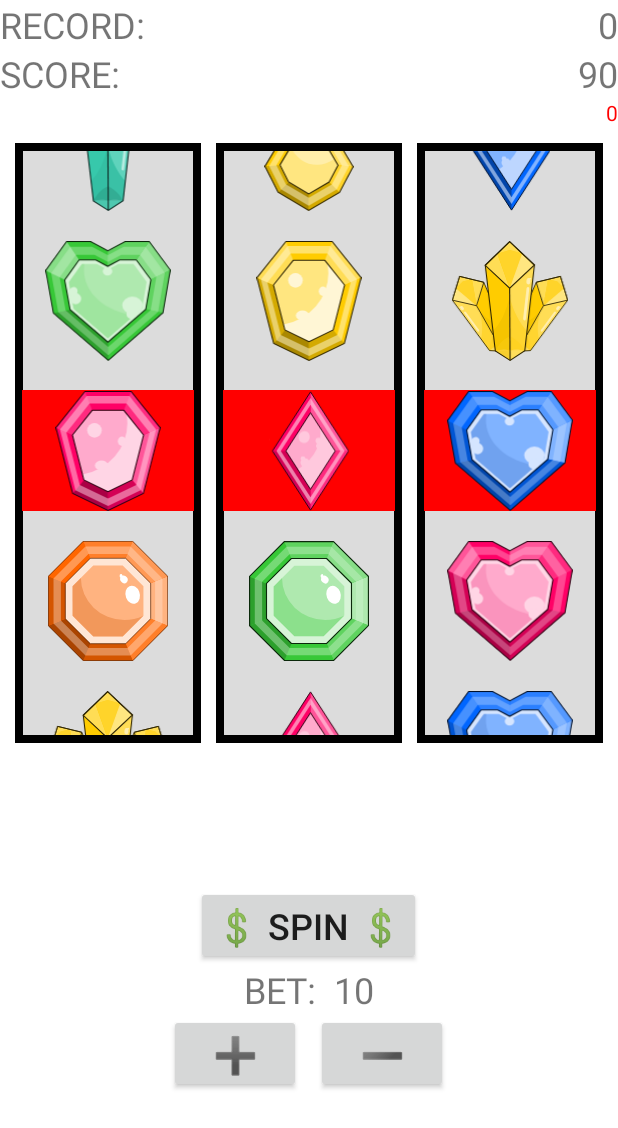
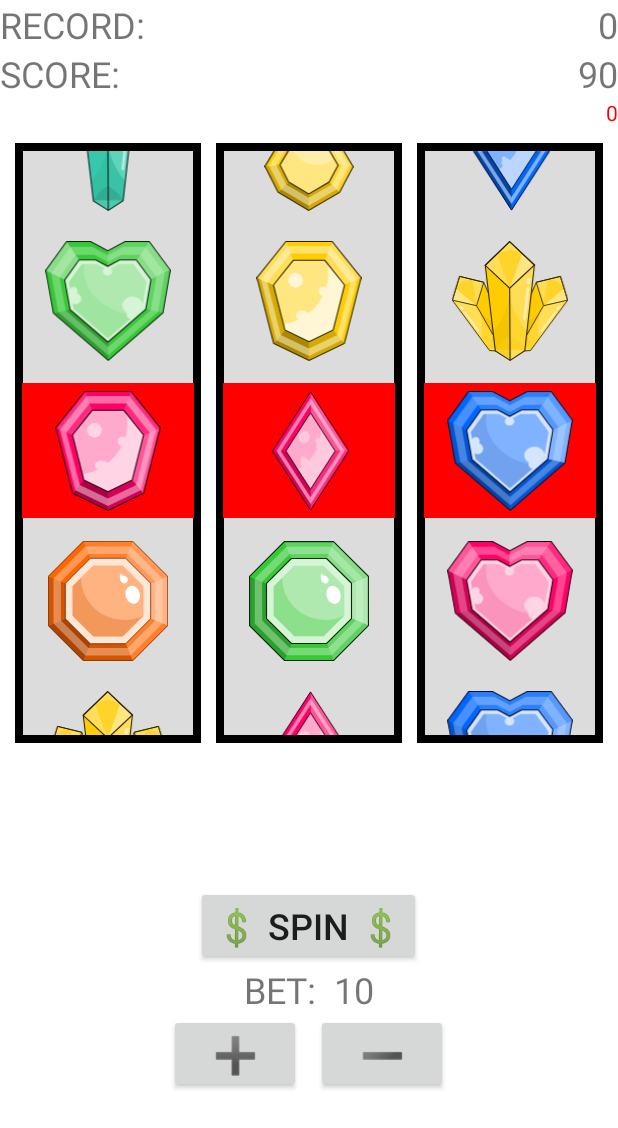
Before and after one commit to KhrayEl/Slots, an Android app: the fragment SlotsFragment placed in its activity, after a tap on an icon or button, on a phone screen of 412 x 824 dp. Shown: the top 1128 px of the screen. Run offline under Robolectric (Android 15) with nearby library versions, the light colour scheme and no system bars; our stand-ins replace data binding; 2 statements that could not run were skipped.

Commit message:
roll margins in dimens.xml, reels are centered

```diff
--- a/app/src/main/res/drawable/reel_background_green.xml
+++ b/app/src/main/res/drawable/reel_background_green.xml
@@ -13,8 +13,8 @@
     </item>
 
     <item
-        android:top="165dp"
-        android:bottom="155dp"
+        android:bottom="@dimen/slots_reel_middlebar_bottom_margin"
+        android:top="@dimen/slots_reel_middlebar_top_margin"
         android:left="@dimen/slots_reel_outline_size"
         android:right="@dimen/slots_reel_outline_size"
         android:gravity="fill_horizontal|center_vertical">
--- a/app/src/main/res/drawable/reel_background_grey.xml
+++ b/app/src/main/res/drawable/reel_background_grey.xml
@@ -13,8 +13,8 @@
     </item>
 
     <item
-        android:top="165dp"
-        android:bottom="155dp"
+        android:bottom="@dimen/slots_reel_middlebar_bottom_margin"
+        android:top="@dimen/slots_reel_middlebar_top_margin"
         android:left="@dimen/slots_reel_outline_size"
         android:right="@dimen/slots_reel_outline_size"
         android:gravity="fill_horizontal|center_vertical">
--- a/app/src/main/res/drawable/reel_background_red.xml
+++ b/app/src/main/res/drawable/reel_background_red.xml
@@ -13,8 +13,8 @@
     </item>
 
     <item
-        android:top="165dp"
-        android:bottom="155dp"
+        android:bottom="@dimen/slots_reel_middlebar_bottom_margin"
+        android:top="@dimen/slots_reel_middlebar_top_margin"
         android:left="@dimen/slots_reel_outline_size"
         android:right="@dimen/slots_reel_outline_size"
         android:gravity="fill_horizontal|center_vertical">
--- a/app/src/main/res/values/dimens.xml
+++ b/app/src/main/res/values/dimens.xml
@@ -8,6 +8,9 @@
     <dimen name="slots_reel_bar_height">225dp</dimen>
 
     <dimen name="slots_reel_outline_size">5dp</dimen>
+
+    <dimen name="slots_reel_middlebar_top_margin">160dp</dimen>
+    <dimen name="slots_reel_middlebar_bottom_margin">150dp</dimen>
 
 
     <dimen name="main_text_size">24sp</dimen>
```
